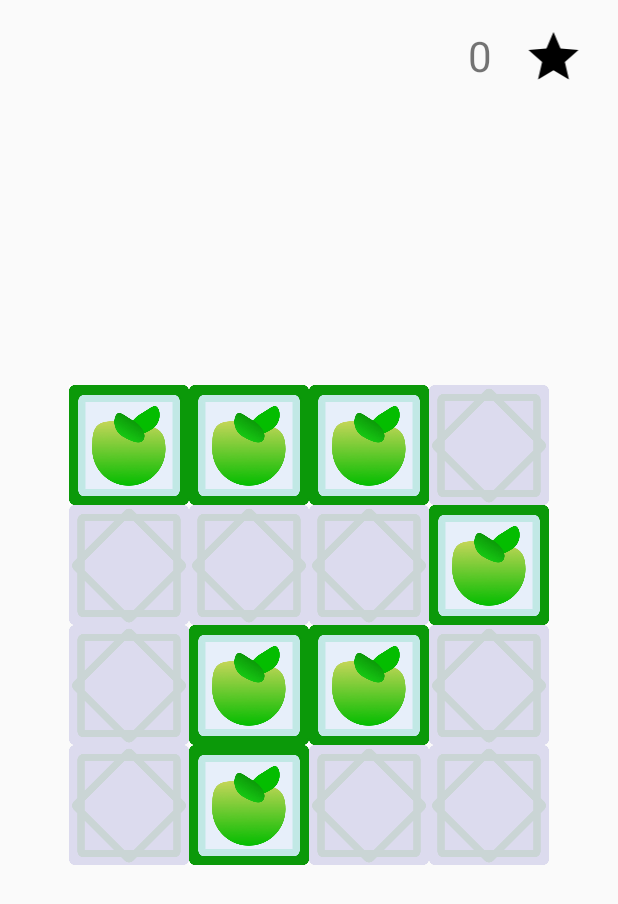
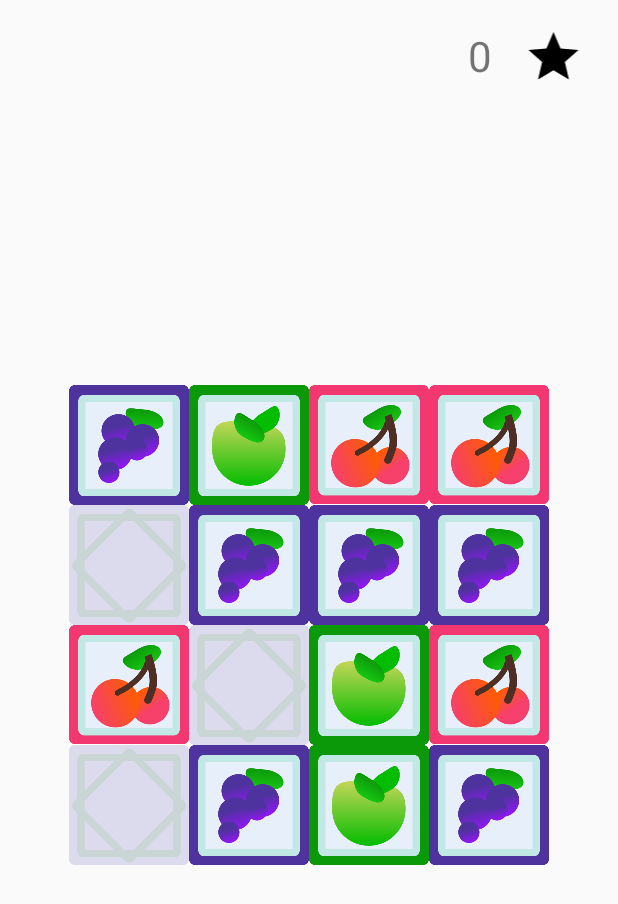
Before and after one commit to timesnewrman/braintestNJNJ, an Android app: the screen it shows after launch once a user with an empty profile is signed in (GameCardActivity), after a tap on "PATTERN GAME", on a phone screen of 412 x 824 dp. Shown: the top 904 px of the screen. Run offline under Robolectric (Android 15) with nearby library versions, the phone set to English and light mode, and no system bars; our stand-ins replace Firebase (no records; nobody signed in at launch, a user with empty details on screens opened directly), navigation-ui.

Commit message:
26.05 19:00

```diff
--- a/app/src/main/java/com/example/myapplication/game/GameCardActivity.java
+++ b/app/src/main/java/com/example/myapplication/game/GameCardActivity.java
@@ -61,7 +61,7 @@ public class GameCardActivity extends AppCompatActivity implements View.OnClickL
         );
 
         gridSize = Math.max(
-                getIntent().getIntExtra("difficulty",rand.nextInt(2)+2)/2%5,
+                getIntent().getIntExtra("difficulty",rand.nextInt(2)+2)%5,
                 2);
         Log.i(TAG, String.valueOf(gridSize));
 
@@ -144,14 +144,19 @@ public class GameCardActivity extends AppCompatActivity implements View.OnClickL
 
 
     private void initCards() {
-        for (int i = 0; i<rand.nextInt(3);i++) {
+        int uniqueCards =
+                Objects.equals(getIntent().getExtras().get("scenario"), Level.scenario.FROM_CHALLENGE)?
+                4 : getIntent().getExtras().getInt("difficulty", rand.nextInt(4))%4+1;
+        Log.i(TAG, String.valueOf(uniqueCards));
+
+
+        for (int i = 0; i<uniqueCards;i++) {
             Integer drawable = Arrays.asList(
                     R.drawable.card_apple,
                     R.drawable.card_cherry,
                     R.drawable.card_graple,
                     R.drawable.card_lemon).get(i);
             elements.add(BitmapFactory.decodeResource(this.getResources(), drawable));
-
         }
 
         elements.add(BitmapFactory.decodeResource(this.getResources(), R.drawable.card_back));
```
